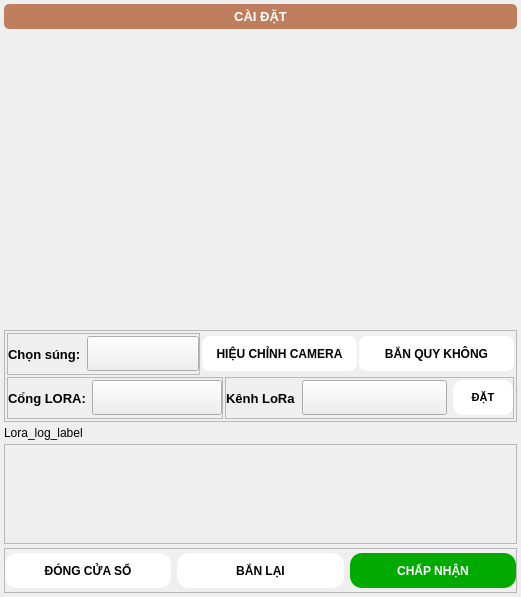
Monkez/MBT03-bai2, file assets/qt/setting.ui: the form before one commit.
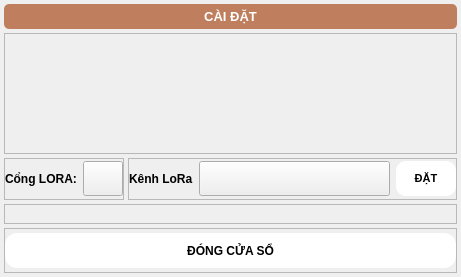
The form after the commit. Custom widgets are drawn as their Qt base class.

Commit message: feat: split settings and zeroing into separate dialogs

What changed in the file:
```diff
--- a/assets/qt/setting.ui
+++ b/assets/qt/setting.ui
@@ -6,14 +6,14 @@
    <rect>
     <x>0</x>
     <y>0</y>
-    <width>521</width>
-    <height>597</height>
+    <width>461</width>
+    <height>277</height>
    </rect>
   </property>
   <property name="windowTitle">
    <string>Form</string>
   </property>
-  <layout class="QVBoxLayout" name="verticalLayout_2" stretch="0,1,0,0,0,0">
+  <layout class="QVBoxLayout" name="verticalLayout_2" stretch="0,1,0,0,0">
    <property name="spacing">
     <number>4</number>
    </property>
@@ -63,269 +63,23 @@
     </widget>
    </item>
    <item>
-    <widget class="MonkezUSBCamera" name="monkezusbcamera" native="true"/>
-   </item>
-   <item>
-    <widget class="QFrame" name="frame_5">
-     <property name="frameShape">
-      <enum>QFrame::StyledPanel</enum>
-     </property>
-     <property name="frameShadow">
-      <enum>QFrame::Raised</enum>
-     </property>
-     <layout class="QVBoxLayout" name="verticalLayout">
-      <property name="spacing">
-       <number>2</number>
-      </property>
-      <property name="leftMargin">
-       <number>2</number>
-      </property>
-      <property name="topMargin">
-       <number>2</number>
-      </property>
-      <property name="rightMargin">
-       <number>2</number>
-      </property>
-      <property name="bottomMargin">
-       <number>2</number>
-      </property>
-      <item>
-       <layout class="QHBoxLayout" name="horizontalLayout_6" stretch="2,1,1">
-        <item>
-         <widget class="QFrame" name="frame">
+    <widget class="QFrame" name="time_setting_frame">
           <property name="minimumSize">
            <size>
             <width>0</width>
-            <height>42</height>
-           </size>
-          </property>
-          <property name="maximumSize">
-           <size>
-            <width>16777215</width>
-            <height>42</height>
-           </size>
-          </property>
+       <height>100</height>
+      </size>
+     </property>
           <property name="frameShape">
            <enum>QFrame::StyledPanel</enum>
           </property>
           <property name="frameShadow">
            <enum>QFrame::Raised</enum>
           </property>
-          <layout class="QHBoxLayout" name="horizontalLayout" stretch="0,1">
-           <property name="leftMargin">
-            <number>0</number>
-           </property>
-           <property name="topMargin">
-            <number>0</number>
-           </property>
-           <property name="rightMargin">
-            <number>0</number>
-           </property>
-           <property name="bottomMargin">
-            <number>0</number>
-           </property>
-           <item>
-            <widget class="QLabel" name="label">
-             <property name="minimumSize">
-              <size>
-               <width>0</width>
-               <height>35</height>
-              </size>
-             </property>
-             <property name="maximumSize">
-              <size>
-               <width>80</width>
-               <height>40</height>
-              </size>
-             </property>
-             <property name="font">
-              <font>
-               <pointsize>10</pointsize>
-               <bold>true</bold>
-              </font>
-             </property>
-             <property name="text">
-              <string>Chọn súng:</string>
-             </property>
             </widget>
            </item>
            <item>
-            <widget class="ComboBox" name="client_combo">
-             <property name="minimumSize">
-              <size>
-               <width>0</width>
-               <height>35</height>
-              </size>
-             </property>
-             <property name="styleSheet">
-              <string notr="true">ComboBox {
-    border: 1px solid rgba(0, 0, 0, 0.073);
-    border-radius: 10px;
-    border-bottom: 1px solid rgba(0, 0, 0, 0.183);
-    padding: 5px 31px 6px 11px;
-    /* font: 14px 'Segoe UI', 'Microsoft YaHei', 'PingFang SC'; */
-    color: black;
-    background-color: rgba(255, 255, 255, 0.7);
-    text-align: left;
-}
-
-ComboBox:hover {
-    background-color: rgba(249, 249, 249, 0.5);
-}
-
-ComboBox:pressed {
-    background-color: rgba(249, 249, 249, 0.3);
-    border-bottom: 1px solid rgba(0, 0, 0, 0.073);
-    color: rgba(0, 0, 0, 0.63);
-}
-
-ComboBox:disabled {
-    color: rgba(0, 0, 0, 0.36);
-    background: rgba(249, 249, 249, 0.3);
-    border: 1px solid rgba(0, 0, 0, 0.06);
-    border-bottom: 1px solid rgba(0, 0, 0, 0.06);
-}
-</string>
-             </property>
-            </widget>
-           </item>
-          </layout>
-         </widget>
-        </item>
-        <item>
-         <widget class="MonkezButton" name="adjust_btn">
-          <property name="minimumSize">
-           <size>
-            <width>155</width>
-            <height>35</height>
-           </size>
-          </property>
-          <property name="maximumSize">
-           <size>
-            <width>10000</width>
-            <height>16777215</height>
-           </size>
-          </property>
-          <property name="font">
-           <font>
-            <bold>true</bold>
-           </font>
-          </property>
-          <property name="styleSheet">
-           <string notr="true">QPushButton {
-    border-radius: 8px;
-    background-color: rgba(255, 255, 255, 255);
-    color: #000000;
-    border: none;
-}</string>
-          </property>
-          <property name="text">
-           <string>HIỆU CHỈNH CAMERA</string>
-          </property>
-          <property name="isChecked" stdset="0">
-           <bool>false</bool>
-          </property>
-          <property name="filledButton" stdset="0">
-           <bool>true</bool>
-          </property>
-          <property name="outlinedButton" stdset="0">
-           <bool>false</bool>
-          </property>
-          <property name="DeactiveColor" stdset="0">
-           <color>
-            <red>255</red>
-            <green>255</green>
-            <blue>255</blue>
-           </color>
-          </property>
-          <property name="textColor" stdset="0">
-           <color>
-            <red>0</red>
-            <green>0</green>
-            <blue>0</blue>
-           </color>
-          </property>
-          <property name="hoverTextColor" stdset="0">
-           <color>
-            <red>68</red>
-            <green>68</green>
-            <blue>68</blue>
-           </color>
-          </property>
-          <property name="radius" stdset="0">
-           <number>8</number>
-          </property>
-         </widget>
-        </item>
-        <item>
-         <widget class="MonkezButton" name="Q0_btn">
-          <property name="minimumSize">
-           <size>
-            <width>155</width>
-            <height>35</height>
-           </size>
-          </property>
-          <property name="maximumSize">
-           <size>
-            <width>10000</width>
-            <height>16777215</height>
-           </size>
-          </property>
-          <property name="font">
-           <font>
-            <bold>true</bold>
-           </font>
-          </property>
-          <property name="styleSheet">
-           <string notr="true">QPushButton {
-    border-radius: 8px;
-    background-color: rgba(255, 255, 255, 255);
-    color: #000000;
-    border: none;
-}</string>
-          </property>
-          <property name="text">
-           <string>BẮN QUY KHÔNG</string>
-          </property>
-          <property name="isChecked" stdset="0">
-           <bool>false</bool>
-          </property>
-          <property name="filledButton" stdset="0">
-           <bool>true</bool>
-          </property>
-          <property name="outlinedButton" stdset="0">
-           <bool>false</bool>
-          </property>
-          <property name="DeactiveColor" stdset="0">
-           <color>
-            <red>255</red>
-            <green>255</green>
-            <blue>255</blue>
-           </color>
-          </property>
-          <property name="textColor" stdset="0">
-           <color>
-            <red>0</red>
-            <green>0</green>
-            <blue>0</blue>
-           </color>
-          </property>
-          <property name="hoverTextColor" stdset="0">
-           <color>
-            <red>68</red>
-            <green>68</green>
-            <blue>68</blue>
-           </color>
-          </property>
-          <property name="radius" stdset="0">
-           <number>8</number>
-          </property>
-         </widget>
-        </item>
-       </layout>
-      </item>
-      <item>
-       <layout class="QHBoxLayout" name="horizontalLayout_5" stretch="3,4">
+    <layout class="QHBoxLayout" name="horizontalLayout_5" stretch="0,4">
         <item>
          <widget class="QFrame" name="frame_3">
           <property name="minimumSize">
@@ -375,7 +129,7 @@
              </property>
              <property name="font">
               <font>
-               <pointsize>10</pointsize>
+            <pointsize>9</pointsize>
                <bold>true</bold>
               </font>
              </property>
@@ -476,7 +230,7 @@
              </property>
              <property name="font">
               <font>
-               <pointsize>10</pointsize>
+            <pointsize>9</pointsize>
                <bold>true</bold>
               </font>
              </property>
@@ -593,30 +347,38 @@
         </item>
        </layout>
       </item>
-     </layout>
-    </widget>
-   </item>
+   <item>
+    <widget class="QFrame" name="frame_5">
+     <property name="frameShape">
+      <enum>QFrame::StyledPanel</enum>
+     </property>
+     <property name="frameShadow">
+      <enum>QFrame::Raised</enum>
+     </property>
+     <layout class="QVBoxLayout" name="verticalLayout">
+      <property name="spacing">
+       <number>2</number>
+      </property>
+      <property name="leftMargin">
+       <number>2</number>
+      </property>
+      <property name="topMargin">
+       <number>2</number>
+      </property>
+      <property name="rightMargin">
+       <number>2</number>
+      </property>
+      <property name="bottomMargin">
+       <number>2</number>
+      </property>
    <item>
     <widget class="QLabel" name="lora_log_label">
-     <property name="text">
-      <string>Lora_log_label</string>
+        <property name="visible">
+         <bool>false</bool>
      </property>
     </widget>
    </item>
-   <item>
-    <widget class="QFrame" name="time_setting_frame">
-     <property name="minimumSize">
-      <size>
-       <width>0</width>
-       <height>100</height>
-      </size>
-     </property>
-     <property name="frameShape">
-      <enum>QFrame::StyledPanel</enum>
-     </property>
-     <property name="frameShadow">
-      <enum>QFrame::Raised</enum>
-     </property>
+     </layout>
     </widget>
    </item>
    <item>
@@ -698,116 +460,6 @@
          <color>
           <red>0</red>
           <green>0</green>
-          <blue>0</blue>
-         </color>
-        </property>
-        <property name="hoverTextColor" stdset="0">
-         <color>
-          <red>68</red>
-          <green>68</green>
-          <blue>68</blue>
-         </color>
-        </property>
-       </widget>
-      </item>
-      <item>
-       <widget class="MonkezButton" name="cancel_btn">
-        <property name="minimumSize">
-         <size>
-          <width>130</width>
-          <height>35</height>
-         </size>
-        </property>
-        <property name="maximumSize">
-         <size>
-          <width>16777215</width>
-          <height>35</height>
-         </size>
-        </property>
-        <property name="font">
-         <font>
-          <bold>true</bold>
-         </font>
-        </property>
-        <property name="styleSheet">
-         <string notr="true">QPushButton {
-	background-color: rgb(255, 255, 255);
-    border-radius: 12px;
-    border: none;
-}</string>
-        </property>
-        <property name="text">
-         <string>BẮN LẠI</string>
-        </property>
-        <property name="filledButton" stdset="0">
-         <bool>true</bool>
-        </property>
-        <property name="outlinedButton" stdset="0">
-         <bool>false</bool>
-        </property>
-        <property name="DeactiveColor" stdset="0">
-         <color>
-          <red>255</red>
-          <green>255</green>
-          <blue>255</blue>
-         </color>
-        </property>
-        <property name="textColor" stdset="0">
-         <color>
-          <red>0</red>
-          <green>0</green>
-          <blue>0</blue>
-         </color>
-        </property>
-        <property name="hoverTextColor" stdset="0">
-         <color>
-          <red>68</red>
-          <green>68</green>
-          <blue>68</blue>
-         </color>
-        </property>
-       </widget>
-      </item>
-      <item>
-       <widget class="MonkezButton" name="confirm_btn">
-        <property name="minimumSize">
-         <size>
-          <width>130</width>
-          <height>35</height>
-         </size>
-        </property>
-        <property name="maximumSize">
-         <size>
-          <width>16777215</width>
-          <height>35</height>
-         </size>
-        </property>
-        <property name="font">
-         <font>
-          <bold>true</bold>
-         </font>
-        </property>
-        <property name="styleSheet">
-         <string notr="true">QPushButton {
-    border-radius: 12px;
-    background-color: rgba(0, 170, 0, 255);
-    color: #ffffff;
-    border: none;
-}</string>
-        </property>
-        <property name="text">
-         <string>CHẤP NHẬN</string>
-        </property>
-        <property name="filledButton" stdset="0">
-         <bool>true</bool>
-        </property>
-        <property name="outlinedButton" stdset="0">
-         <bool>false</bool>
-        </property>
-        <property name="DeactiveColor" stdset="0">
-         <color>
-          <red>0</red>
-          <green>170</green>
           <blue>0</blue>
          </color>
         </property>
@@ -843,16 +495,6 @@
    <extends>QPushButton</extends>
    <header>monkez_button</header>
   </customwidget>
-  <customwidget>
-   <class>MonkezImage</class>
-   <extends>QWidget</extends>
-   <header>monkez_image</header>
-  </customwidget>
-  <customwidget>
-   <class>MonkezUSBCamera</class>
-   <extends>MonkezImage</extends>
-   <header>monkez_usb_camera</header>
-  </customwidget>
  </customwidgets>
  <resources/>
  <connections/>
```
Left out of the diff: 9 changed lines with no effect on the pictures. Lines whose indentation alone changed are shown as unchanged. The commit also changes 17 other files.
